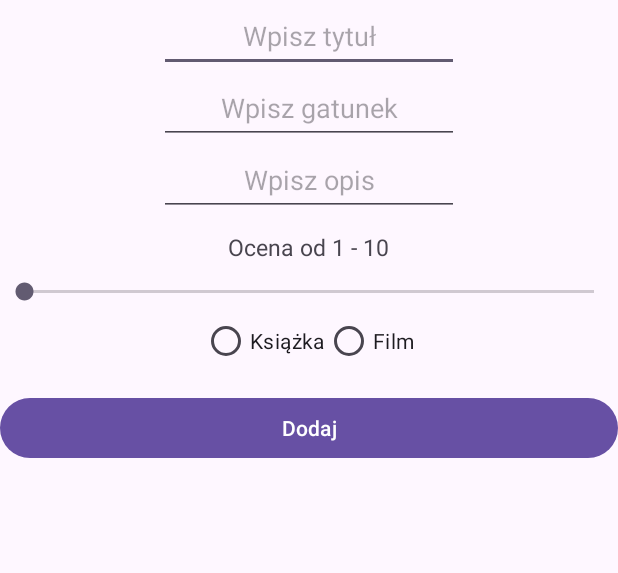
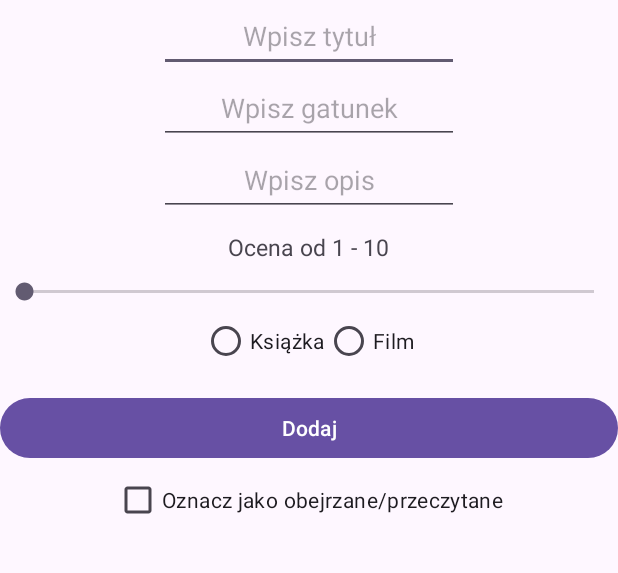
Before and after one commit to szymonrydzewskii/Movie-Book_tracker, an Android app: the screen it shows after launch (MainActivity), after a tap on "Dodaj", on a phone screen of 412 x 824 dp, the part 41-614 px from its top. Run offline under Robolectric (Android 15) with nearby library versions, the phone set to English and light mode, and no system bars.

Commit message:
Ostatecznie skonczenie projektu

```diff
--- a/app/src/main/java/com/example/movie_book_tracker/MainActivity.kt
+++ b/app/src/main/java/com/example/movie_book_tracker/MainActivity.kt
@@ -3,6 +3,7 @@ package com.example.movie_book_tracker
 import android.content.SharedPreferences
 import android.os.Bundle
 import android.widget.Button
+import android.widget.CheckBox
 import android.widget.EditText
 import android.widget.RadioButton
 import android.widget.SeekBar
@@ -60,7 +61,7 @@ class MainActivity : AppCompatActivity() {
         } else {
             "Film"
         }
-        val czyObejrzane = false // Możesz dodać pole checkbox, jeśli chcesz to zmieniać
+        val czyObejrzane = findViewById<CheckBox>(R.id.checkBox_objechane).isChecked
 
         if (tytul.isNotEmpty() && gatunek.isNotEmpty() && opis.isNotEmpty()) {
             val newItem = movie_book(tytul, gatunek, opis, ocena, filmCzyKsiazka, czyObejrzane)
--- a/app/src/main/res/layout/activity_main.xml
+++ b/app/src/main/res/layout/activity_main.xml
@@ -83,6 +83,12 @@
         android:layout_height="wrap_content"
         android:text="Dodaj"
         android:layout_gravity="center"/>
+    <CheckBox
+        android:id="@+id/checkBox_objechane"
+        android:layout_width="wrap_content"
+        android:layout_height="wrap_content"
+        android:text="Oznacz jako obejrzane/przeczytane"
+        android:layout_gravity="center"/>
 
     <androidx.recyclerview.widget.RecyclerView
         android:id="@+id/recyclerView"
```
Also changed, not shown: app/src/main/java/com/example/movie_book_tracker/MyAdapter.kt (+10 -0 lines).
